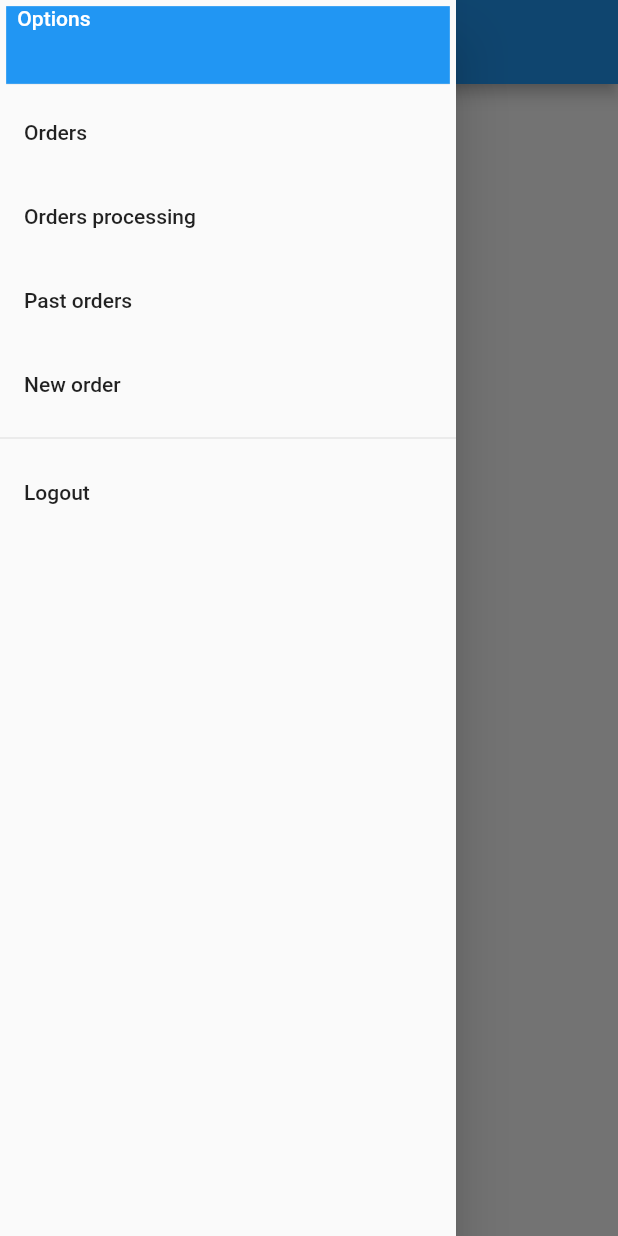
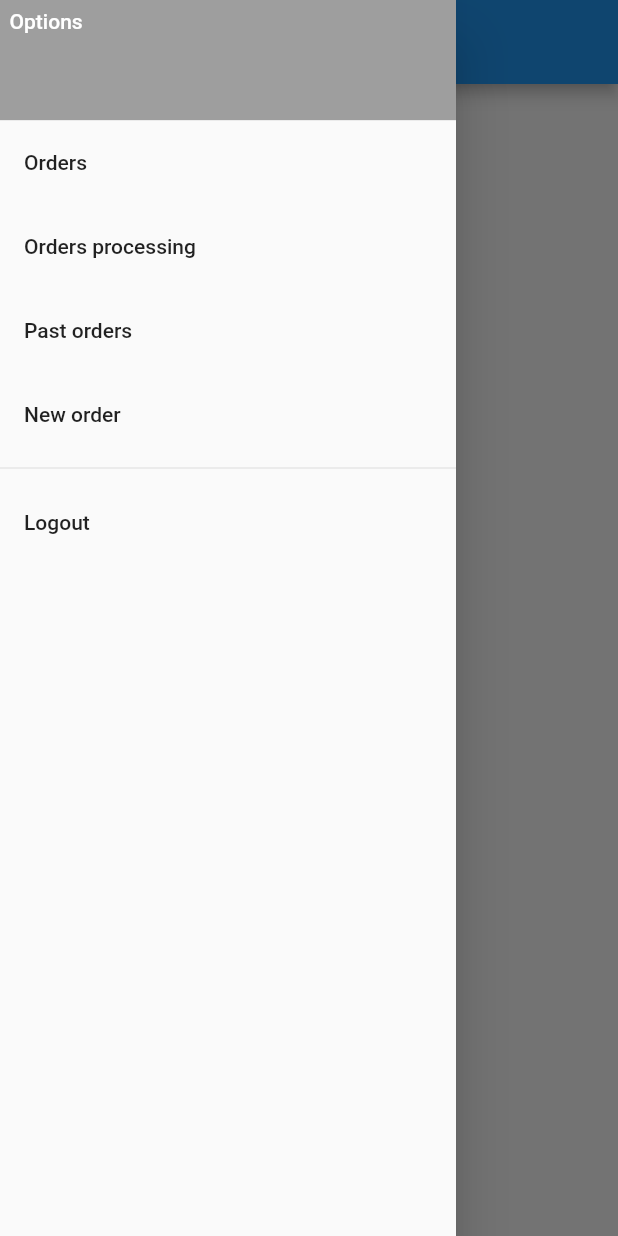
Before and after one commit to My24Service/my24app, a Flutter app: the OrderListPage screen opened directly, with the side drawer open, on a phone screen of 412 x 824 dp. Run offline on Flutter 3.47's test engine with Material 2 defaults, Android fonts, the phone set to English and light mode, and no system bars; our stand-ins replace cached_network_image, file_picker, firebase_core, firebase_messaging, flutter_datetime_picker, flutter_rating_bar and 5 more; missing offline and left inert: flutter_signature_pad; accounts and stored records are empty; project files that could hold a hidden picture were left out; key blocks and very long unbroken strings in the code were emptied for the run.

Commit message:
createDrawerHeader to utils; layout now much better

```diff
--- a/lib/order_list.dart
+++ b/lib/order_list.dart
@@ -174,20 +174,6 @@ class _OrderState extends State<OrderListPage> {
     _doFetch();
   }
 
-  Widget _createDrawerHeader() {
-    return Container(
-      height: 60.0,
-      child: DrawerHeader(
-          child: Text('  Options', style: TextStyle(color: Colors.white)),
-          decoration: BoxDecoration(
-              color: Colors.blue
-          ),
-          margin: EdgeInsets.all(4.10),
-          padding: EdgeInsets.all(.5)
-      ),
-    );
-  }
-
   @override
   Widget build(BuildContext context) {
     return Scaffold(
@@ -203,9 +189,9 @@ class _OrderState extends State<OrderListPage> {
         // space to fit everything.
         child: ListView(
           // Important: Remove any padding from the ListView.
-          padding: EdgeInsets.zero,
+          padding: EdgeInsets.all(0),
           children: <Widget>[
-            _createDrawerHeader(),
+            createDrawerHeader(),
             ListTile(
               title: Text('Orders'),
               onTap: () {
--- a/lib/utils.dart
+++ b/lib/utils.dart
@@ -391,3 +391,17 @@ launchURL(String url) async {
     throw 'Could not launch $url';
   }
 }
+
+Widget createDrawerHeader() {
+  return Container(
+    height: 80.0,
+    child: DrawerHeader(
+        child: Text('Options', style: TextStyle(color: Colors.white)),
+        decoration: BoxDecoration(
+            color: Colors.grey
+        ),
+        margin: EdgeInsets.all(0),
+        padding: EdgeInsets.all(6.35)
+    ),
+  );
+}
```
Also changed, not shown: lib/assignedorders_list.dart (+2 -16 lines).
